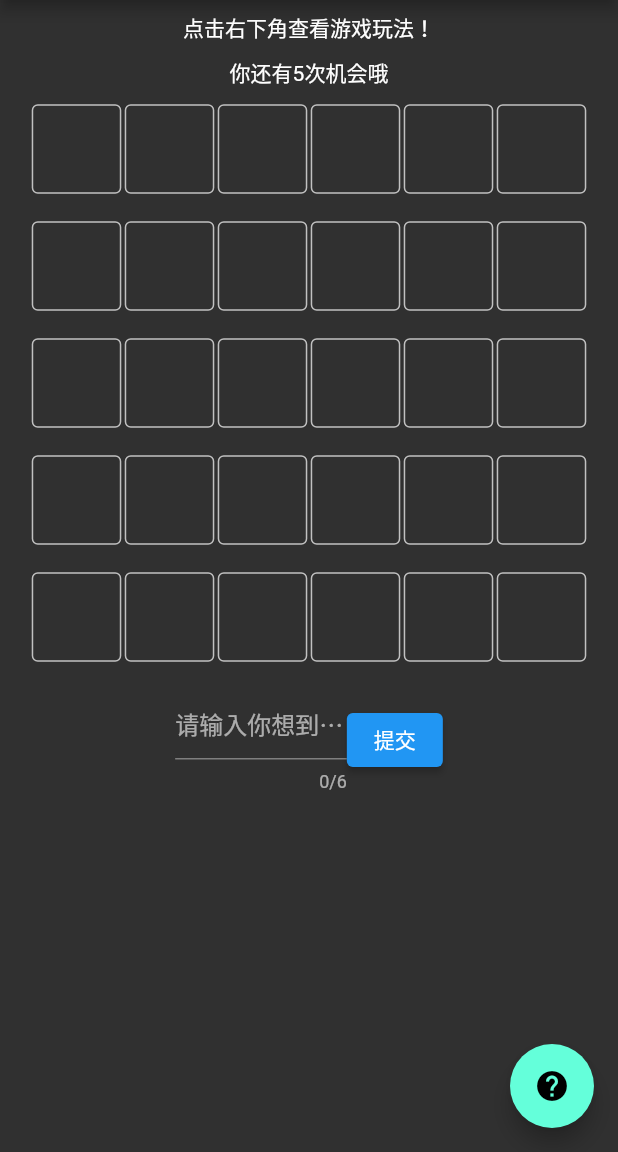
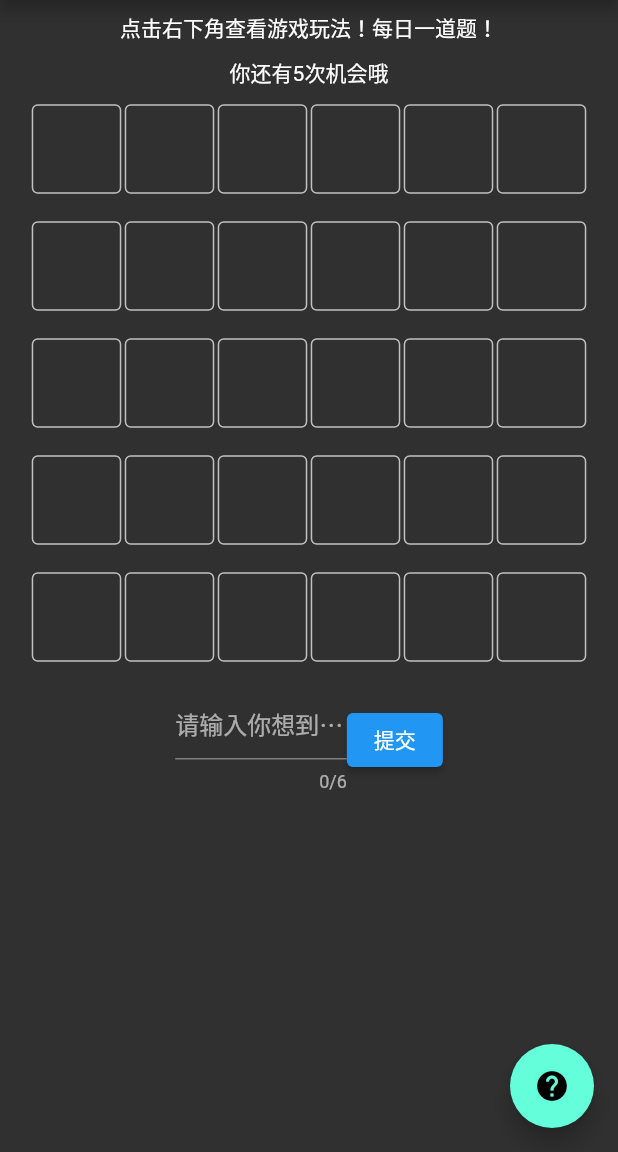
Before and after one commit to Kingtous/PinYinG, a Flutter app: the screen it shows after launch, on a phone screen of 412 x 824 dp, the part 84-1236 px from its top. Run offline on Flutter 3.47's test engine with Material 2 defaults, Android fonts, the phone set to English and light mode, and no system bars; our stand-ins replace animate_do, flutter_screenutil, get.

Commit message:
opt: page layout

```diff
--- a/lib/ui/game_form.dart
+++ b/lib/ui/game_form.dart
@@ -47,7 +47,7 @@ class _GameFormState extends State<GameForm> {
               child: Text(_gameController.getPinYinString()),
             ),
           ),
-          const Text("点击右下角查看游戏玩法！"),
+          const Text("点击右下角查看游戏玩法！每日一道题！"),
           Obx(()=> Text("你还有${_gameController.remainTimes.value}次机会哦").paddingAll(8.w)),
           buildForm(),
           buildKeybord(context),
```
